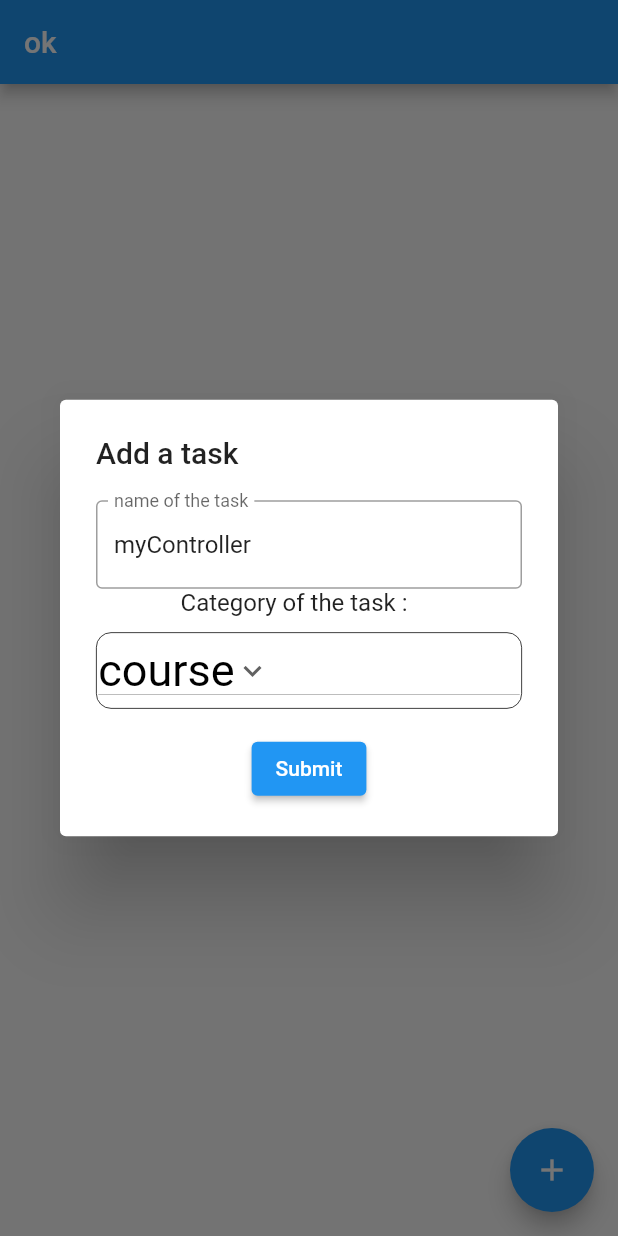
After one commit to Kero3333/todolist, a Flutter app: the screen it shows after launch, after a tap on the "add" icon, on a phone screen of 412 x 824 dp. The commit adds this screen. Run offline on Flutter 3.47's test engine with Material 2 defaults, Android fonts, the phone set to English and light mode, and no system bars.

Commit message:
addingPage + alertDialog

```diff
--- a/lib/class/task.dart
+++ b/lib/class/task.dart
@@ -1,6 +1,6 @@
 // import 'dart:math';
 
-enum Theme { course, sport, travail }
+enum Theme { course, sport, work }
 
 abstract class Task {
   String? name;
--- a/lib/class/travail.dart
+++ b/lib/class/work.dart
@@ -1,7 +1,7 @@
 import 'task.dart';
 
-class Travail extends Task {
-  Travail(String name) : super(name, Theme.travail);
+class Work extends Task {
+  Work(String name) : super(name, Theme.work);
 
   @override
   String toString() {
--- a/lib/main.dart
+++ b/lib/main.dart
@@ -1,4 +1,6 @@
 import 'package:flutter/material.dart';
+import 'package:todolist/widgets/my_adding_page.dart';
+import 'package:todolist/widgets/my_alert_dialog.dart';
 import 'package:todolist/widgets/my_home_page.dart';
 
 void main() {
@@ -13,6 +15,8 @@ class MyApp extends StatelessWidget {
     return MaterialApp(
         title: "Todolist",
         theme: ThemeData(primaryColor: Colors.amber),
-        home: const MyHomePage(title: 'Todolist'));
+        home: const MyAlertDialog(
+          title: "ok",
+        ));
   }
 }
--- /dev/null
+++ b/lib/widgets/my_alert_dialog.dart
@@ -0,0 +1,115 @@
+import 'package:flutter/material.dart';
+import 'package:flutter/widgets.dart';
+import '../class/task.dart' as Task;
+
+class MyAlertDialog extends StatefulWidget {
+  const MyAlertDialog({Key? key, required this.title}) : super(key: key);
+  final title;
+
+  @override
+  State<MyAlertDialog> createState() => _MyAlertDialog();
+}
+
+class _MyAlertDialog extends State<MyAlertDialog> {
+  final GlobalKey<FormState> _formKey = GlobalKey<FormState>();
+  final TextEditingController myController =
+      TextEditingController(text: "myController");
+  List<String> dropdownValues =
+      Task.Theme.values.map((e) => e.toString().split('.')[1]).toList();
+  String dropdownValue = Task.Theme.values.first.toString().split('.')[1];
+
+  Future _openDialog() => showDialog(
+      context: context,
+      builder: (context) => Center(
+              child: AlertDialog(
+            title: Text("Add a task"),
+            content: Container(
+              height: 200,
+              child: Form(
+                key: _formKey,
+                child: Column(
+                  children: [
+                    TextFormField(
+                      obscureText: false,
+                      decoration: const InputDecoration(
+                        labelText: "name of the task",
+                        border: OutlineInputBorder(),
+                      ),
+                      controller: myController,
+                      validator: (String? value) {
+                        return (value != null && value.isEmpty)
+                            ? 'The name of the task cannot be empty'
+                            : null;
+                      },
+                    ),
+                    Column(
+                        mainAxisAlignment: MainAxisAlignment.start,
+                        children: [
+                          Container(
+                              margin: const EdgeInsets.only(right: 20),
+                              child: const Text("Category of the task :")),
+                          Container(
+                            margin: const EdgeInsets.only(top: 10),
+                            padding: const EdgeInsets.all(1),
+                            width: double.maxFinite,
+                            decoration: BoxDecoration(
+                                border: Border.all(width: 0.5),
+                                borderRadius: BorderRadius.circular(10)),
+                            child: DropdownButton<String>(
+                              value: dropdownValue,
+                              icon: const Icon(Icons.keyboard_arrow_down_sharp),
+                              elevation: 100,
+                              style: const TextStyle(
+                                  color: Color.fromARGB(255, 0, 0, 0),
+                                  fontSize: 30),
+                              // underline: Container(
+                              //   height: 2,
+                              //   color: Color.fromARGB(255, 0, 0, 0),
+                              // ),
+                              onChanged: (String? value) {
+                                // This is called when the user selects an item.
+                                setState(() {
+                                  dropdownValue = value!;
+                                });
+                              },
+                              items: dropdownValues
+                                  .map<DropdownMenuItem<String>>(
+                                      (String value) {
+                                return DropdownMenuItem<String>(
+                                  value: value,
+                                  child: Text(value),
+                                );
+                              }).toList(),
+                            ),
+                          )
+                        ]),
+                    Padding(
+                      padding: const EdgeInsets.symmetric(vertical: 16.0),
+                      child: ElevatedButton(
+                        onPressed: () {
+                          if (_formKey.currentState!.validate()) {
+                            ScaffoldMessenger.of(context).showSnackBar(SnackBar(
+                                content: Text(
+                                    "Form has been validate ${myController.text}")));
+                            Navigator.of(context).pop();
+                          }
+                        },
+                        child: const Text('Submit'),
+                      ),
+                    ),
+                  ],
+                ),
+              ),
+            ),
+          )));
+
+  @override
+  Widget build(BuildContext context) {
+    return Scaffold(
+      appBar: AppBar(title: const Text("ok")),
+      body: Center(),
+      floatingActionButton: FloatingActionButton(
+          onPressed: () => _openDialog(), child: Icon(Icons.add)),
+    );
+  }
+}
```
Also changed, not shown: lib/widgets/my_adding_page.dart (added, +98 -0 lines), lib/widgets/my_home_page.dart (+19 -37 lines).
